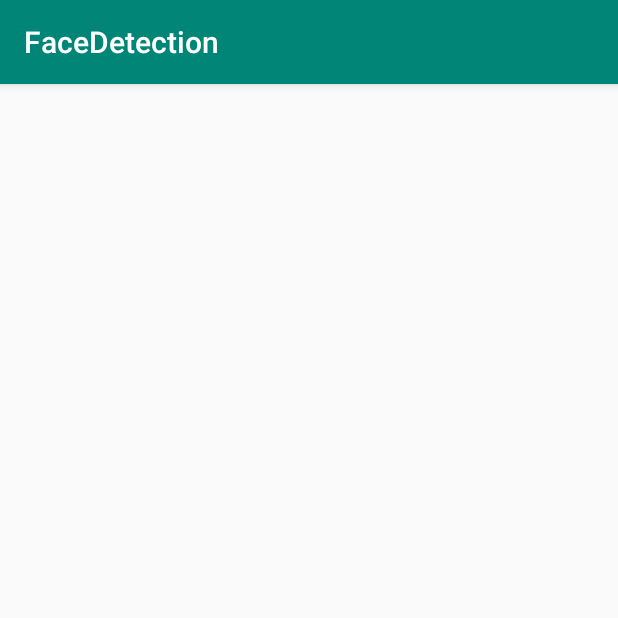
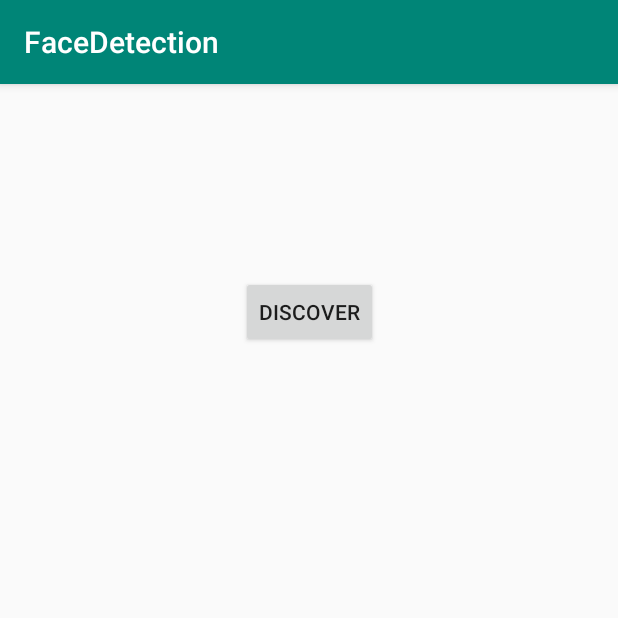
Before and after one commit to yedhrab/BitirmeProjesi-Eski, an Android app: the WifiActivity screen opened directly, with no data from a screen before it, on a phone screen of 412 x 824 dp, the top half of it. Run offline under Robolectric (Android 15) with nearby library versions, the light colour scheme and no system bars.

Commit message:
🔘 Discover butonu eklendi

```diff
--- a/app/src/main/res/layout/activity_wifi.xml
+++ b/app/src/main/res/layout/activity_wifi.xml
@@ -6,4 +6,14 @@
     android:layout_height="match_parent"
     tools:context=".WifiActivity">
 
+    <Button
+        android:id="@+id/btn_discover"
+        android:layout_width="wrap_content"
+        android:layout_height="wrap_content"
+        android:layout_marginTop="128dp"
+        android:onClick="onDiscoverButtonClick"
+        android:text="Discover"
+        app:layout_constraintEnd_toEndOf="parent"
+        app:layout_constraintStart_toStartOf="parent"
+        app:layout_constraintTop_toTopOf="parent" />
 </androidx.constraintlayout.widget.ConstraintLayout>
```
Also changed, not shown: app/src/main/java/com/aeye/facedetection/WifiActivity.java (+28 -3 lines).
